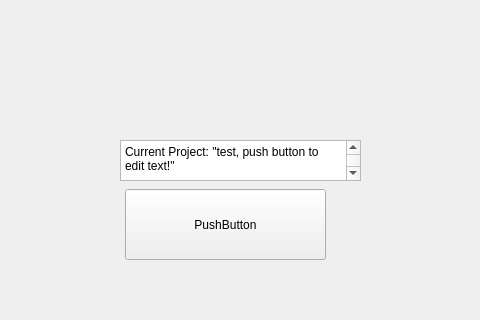
The window that QTDesignerTest.ui (dbowersock18/Time-Tracker) describes before a commit, drawn with Qt 5; both pictures show x 315 to 795 and y 141 to 461 of the 1078 by 716 pixel window.
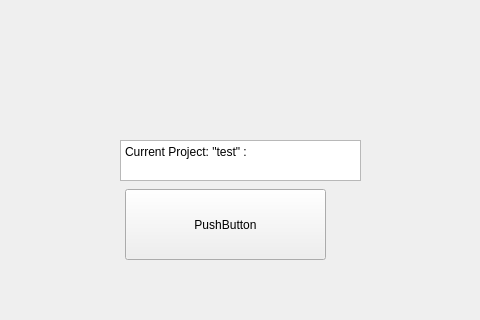
The same window after the commit.

Commit message: QT Designer test working

Diff of the .ui file:
```diff
--- a/QTDesignerTest.ui
+++ b/QTDesignerTest.ui
@@ -43,7 +43,7 @@
 li.unchecked::marker { content: &quot;\2610&quot;; }
 li.checked::marker { content: &quot;\2612&quot;; }
 &lt;/style&gt;&lt;/head&gt;&lt;body style=&quot; font-family:'Segoe UI'; font-size:9pt; font-weight:400; font-style:normal;&quot;&gt;
-&lt;p style=&quot; margin-top:0px; margin-bottom:0px; margin-left:0px; margin-right:0px; -qt-block-indent:0; text-indent:0px;&quot;&gt;Current Project: &amp;quot;test, push button to edit text!&amp;quot;&lt;/p&gt;
+&lt;p style=&quot; margin-top:0px; margin-bottom:0px; margin-left:0px; margin-right:0px; -qt-block-indent:0; text-indent:0px;&quot;&gt;Current Project: &amp;quot;test&amp;quot; : &lt;/p&gt;
 &lt;p style=&quot;-qt-paragraph-type:empty; margin-top:0px; margin-bottom:0px; margin-left:0px; margin-right:0px; -qt-block-indent:0; text-indent:0px;&quot;&gt;&lt;br /&gt;&lt;/p&gt;&lt;/body&gt;&lt;/html&gt;</string>
    </property>
   </widget>
```
The commit also changes 1 other file.
